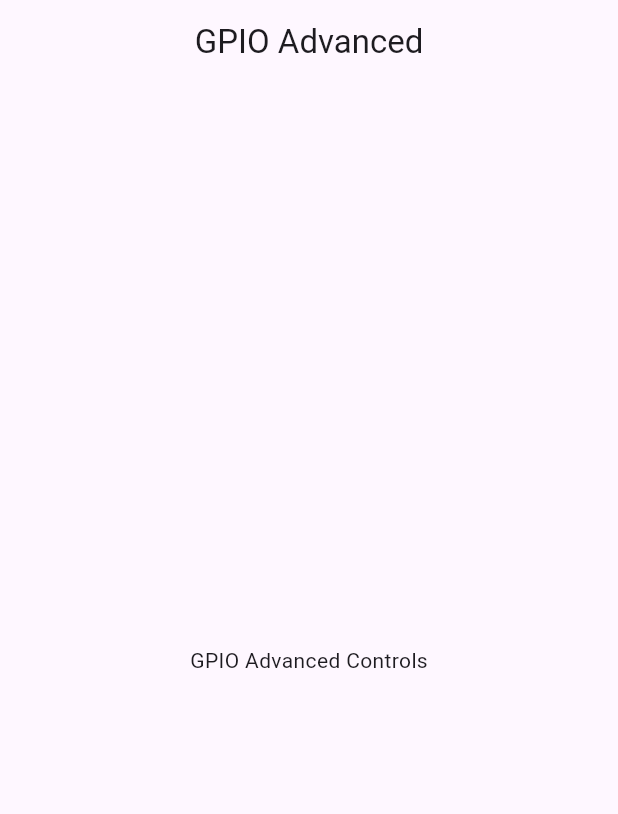
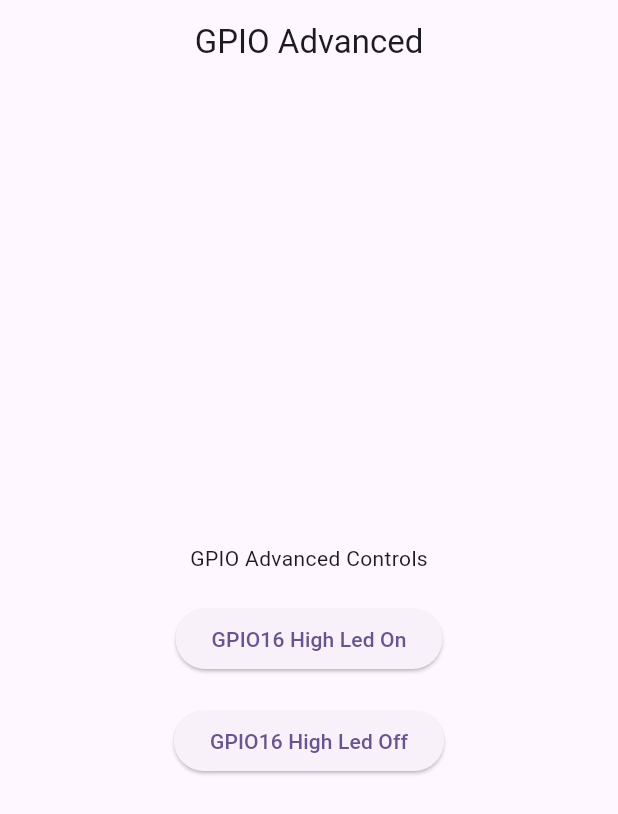
Before and after one commit to AllyTechEngineering/gpio_advanced_final, a Flutter app: the screen it shows after launch, on a phone screen of 412 x 824 dp. Shown: the top 814 px of the screen. Run offline on Flutter 3.47's test engine with Material 3 defaults, Android fonts, the light colour scheme and no system bars; missing offline and left inert: dart_periphery.

Commit message:
Added elevated buttons to home screen

```diff
--- a/lib/screens/home_screen.dart
+++ b/lib/screens/home_screen.dart
@@ -18,12 +18,20 @@ class _HomeScreenState extends State<HomeScreen> {
         title: const Text('GPIO Advanced'),
         centerTitle: true,
       ),
-      body: const Center(
+      body: Center(
         child: Column(
           crossAxisAlignment: CrossAxisAlignment.center,
           mainAxisAlignment: MainAxisAlignment.center,
           children: <Widget>[
-            Text('GPIO Advanced Controls'),
+            const Text('GPIO Advanced Controls'),
+            const SizedBox(
+              height: 20.0,
+            ),
+            getElevatedButtonLedOn(),
+            const SizedBox(
+              height: 20.0,
+            ),
+            getElevatedButtonLedOff(),
           ],
         ),
       ),
@@ -41,7 +49,7 @@ class _HomeScreenState extends State<HomeScreen> {
     );
   }
 
-    Widget getElevatedButtonLedOff() {
+  Widget getElevatedButtonLedOff() {
     return ElevatedButton(
       onPressed: () {
         setState(() {
```
